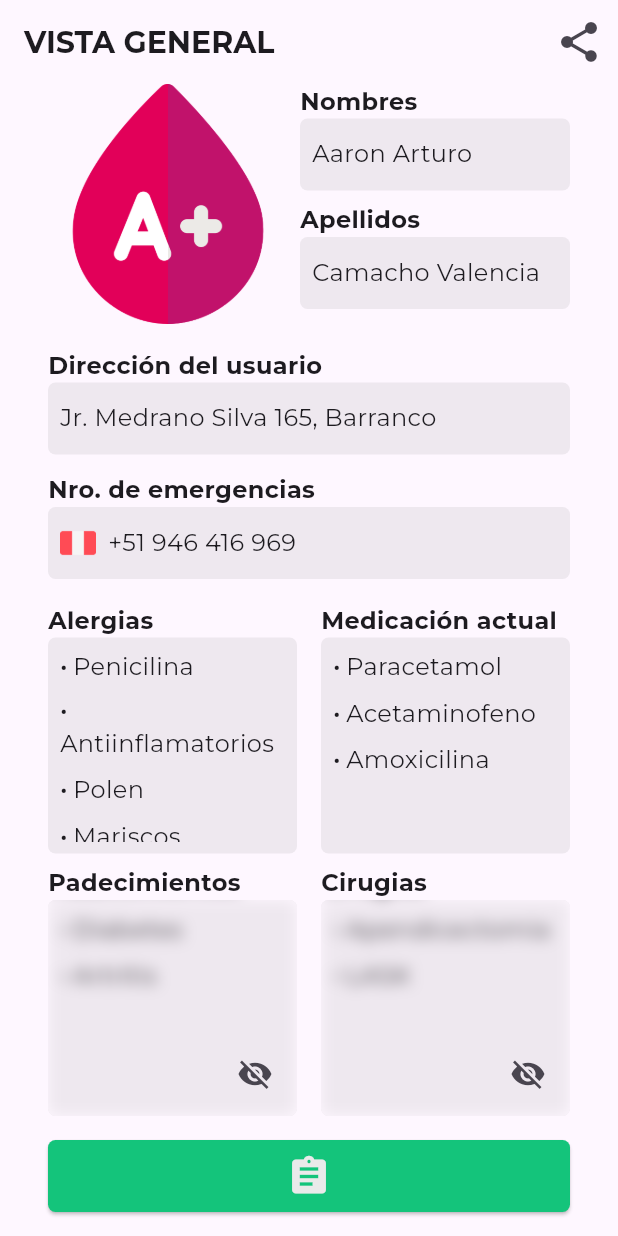
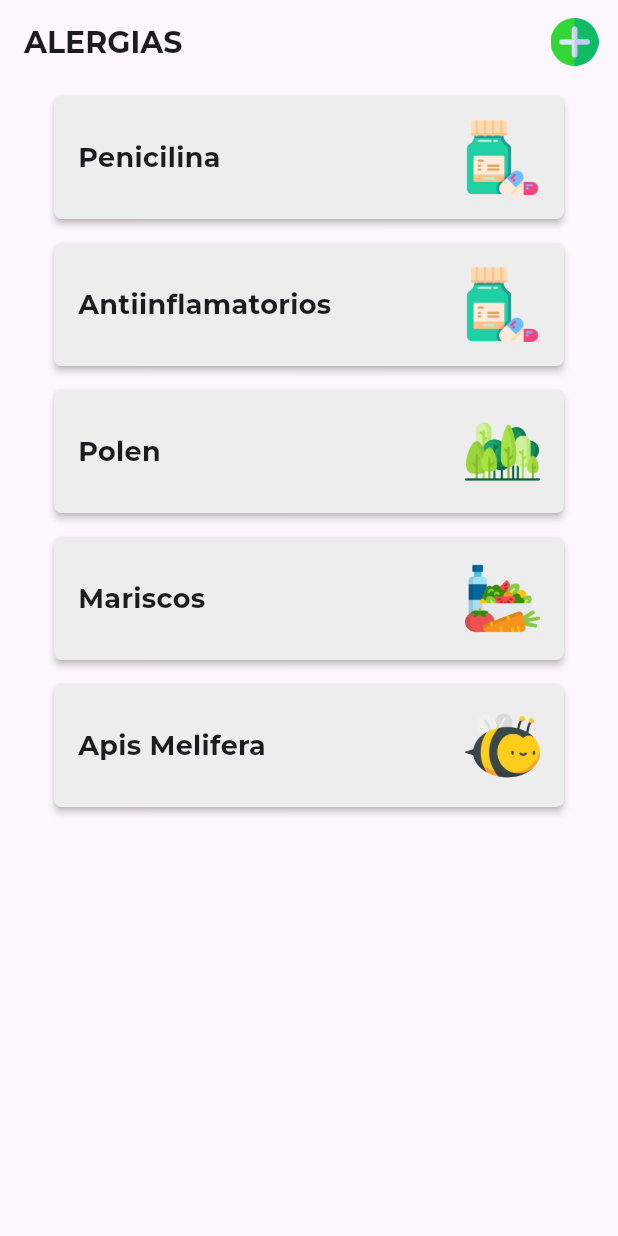
Before and after one commit to AaronCS25/care_file_one_app, a Flutter app: the screen it shows after launch, on a phone screen of 412 x 824 dp. Run offline on Flutter 3.47's test engine with Material 2 defaults, Android fonts, the phone set to English and light mode, and no system bars; our stand-ins replace google_fonts.

Commit message:
alergia_screen.dart: added & alergia_card.dart: added

```diff
--- a/lib/main.dart
+++ b/lib/main.dart
@@ -1,3 +1,4 @@
+import 'package:care_file_one/src/screens/alergias_screen.dart';
 import 'package:care_file_one/src/screens/home_screen.dart';
 import 'package:care_file_one/src/screens/login_screen.dart';
 import 'package:care_file_one/src/screens/signup_screen.dart';
@@ -16,11 +17,12 @@ class MainApp extends StatelessWidget {
       title: 'CareFile-One',
       debugShowCheckedModeBanner: false,
       theme: ThemeData(useMaterial3: true),
-      initialRoute: '/home',
+      initialRoute: '/alergias',
       routes: {
         '/': (context) => const LoginScreen(),
         '/signup': (context) => const SignUpScreen(),
         '/home': (context) => const HomeScreen(),
+        '/alergias': (context) => const AlergiasScreen()
       },
     );
   }
--- /dev/null
+++ b/lib/src/screens/alergias_screen.dart
@@ -0,0 +1,55 @@
+import 'package:care_file_one/src/widgets/alergia_card.dart';
+import 'package:flutter/cupertino.dart';
+import 'package:flutter/material.dart';
+import 'package:google_fonts/google_fonts.dart';
+
+class AlergiasScreen extends StatefulWidget {
+  const AlergiasScreen({super.key});
+
+  @override
+  State<AlergiasScreen> createState() => _AlergiasScreenState();
+}
+
+class _AlergiasScreenState extends State<AlergiasScreen> {
+  List<Map<String, String>> alergias = [
+    {'title': 'Penicilina', 'type': 'medica'},
+    {'title': 'Antiinflamatorios', 'type': 'medica'},
+    {'title': 'Polen', 'type': 'ambiental'},
+    {'title': 'Mariscos', 'type': 'alimenticia'},
+    {'title': 'Apis Melifera', 'type': 'animal'},
+  ];
+
+  @override
+  Widget build(BuildContext context) {
+    return Scaffold(
+      appBar: AppBar(
+        automaticallyImplyLeading: false,
+        title: Text(
+          'ALERGIAS',
+          style: GoogleFonts.montserrat(
+            fontSize: 20,
+            fontWeight: FontWeight.bold,
+          ),
+        ),
+        actions: <Widget>[
+          IconButton(
+            onPressed: () {},
+            padding: const EdgeInsets.only(right: 10),
+            icon: Image.asset(
+              'assets/icons/add_icon.png',
+              height: 32,
+              width: 32,
+            ),
+          ),
+        ],
+      ),
+      body: ListView.builder(
+        itemCount: alergias.length,
+        itemBuilder: (context, index) {
+          return AlergiaCard(
+              title: alergias[index]['title']!, type: alergias[index]['type']!);
+        },
+      ),
+    );
+  }
+}
--- a/lib/src/screens/home_screen.dart
+++ b/lib/src/screens/home_screen.dart
@@ -47,9 +47,9 @@ class _HomeScreenState extends State<HomeScreen> {
         ),
         actions: <Widget>[
           IconButton(
+            onPressed: () {},
+            padding: const EdgeInsets.only(right: 10),
             iconSize: 32,
-            padding: const EdgeInsets.symmetric(horizontal: 10),
-            onPressed: () {},
             icon: const Icon(Icons.share),
           )
         ],
--- /dev/null
+++ b/lib/src/widgets/alergia_card.dart
@@ -0,0 +1,59 @@
+import 'package:flutter/material.dart';
+import 'package:google_fonts/google_fonts.dart';
+
+class AlergiaCard extends StatefulWidget {
+  const AlergiaCard({super.key, required this.title, required this.type});
+
+  final String title;
+  final String type;
+
+  @override
+  State<AlergiaCard> createState() => _AlergiaCardState();
+}
+
+class _AlergiaCardState extends State<AlergiaCard> {
+  bool _isTapped = false;
+
+  @override
+  Widget build(BuildContext context) {
+    return Padding(
+      padding: const EdgeInsets.symmetric(horizontal: 32.0, vertical: 4.0),
+      child: InkWell(
+        onTap: () {
+          if (!_isTapped) {
+            _isTapped = true;
+            print('Tap on : ${widget.title}');
+            // navegación
+            _isTapped = false;
+          }
+        },
+        child: Card(
+            shape:
+                RoundedRectangleBorder(borderRadius: BorderRadius.circular(5)),
+            color: const Color.fromRGBO(237, 237, 237, 1.0),
+            elevation: 2,
+            child: Padding(
+              padding: const EdgeInsets.all(16.0),
+              child: Row(
+                children: [
+                  Expanded(
+                    child: Text(
+                      widget.title,
+                      style: GoogleFonts.montserrat(
+                        fontSize: 18,
+                        fontWeight: FontWeight.bold,
+                      ),
+                    ),
+                  ),
+                  Image.asset(
+                    'assets/images/alergias/${widget.type}.png',
+                    width: 50,
+                    height: 50,
+                  )
+                ],
+              ),
+            )),
+      ),
+    );
+  }
+}
--- a/pubspec.yaml
+++ b/pubspec.yaml
@@ -21,3 +21,5 @@ flutter:
   uses-material-design: true
   assets:
     - assets/images/
+    - assets/icons/
+    - assets/images/alergias/
```
Also changed, not shown: assets/icons/add_icon.png (added), assets/images/alergias/alimenticia.png (added), assets/images/alergias/ambiental.png (added), assets/images/alergias/animal.png (added), assets/images/alergias/medica.png (added).
